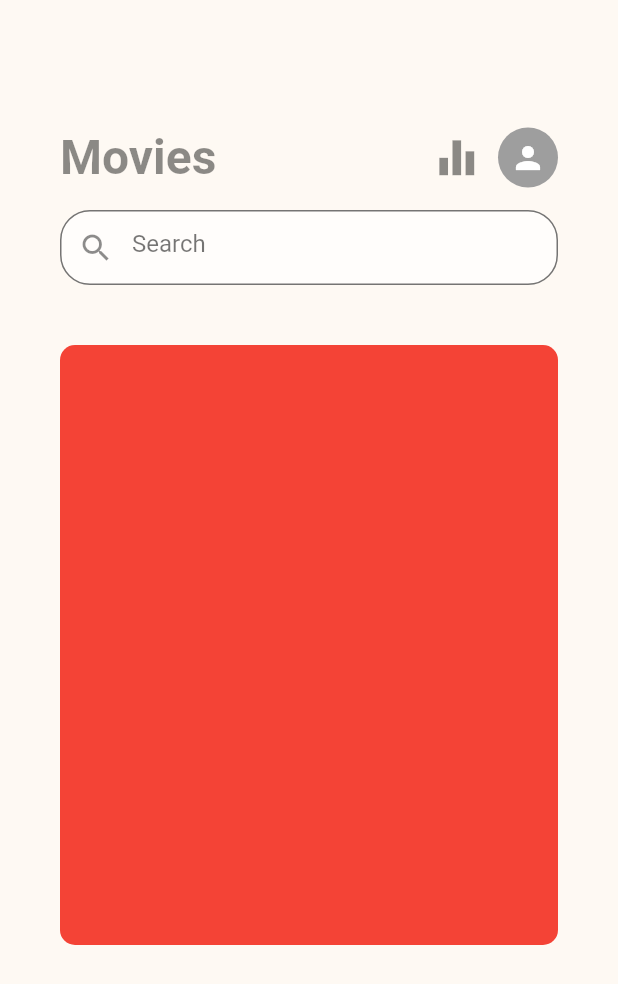
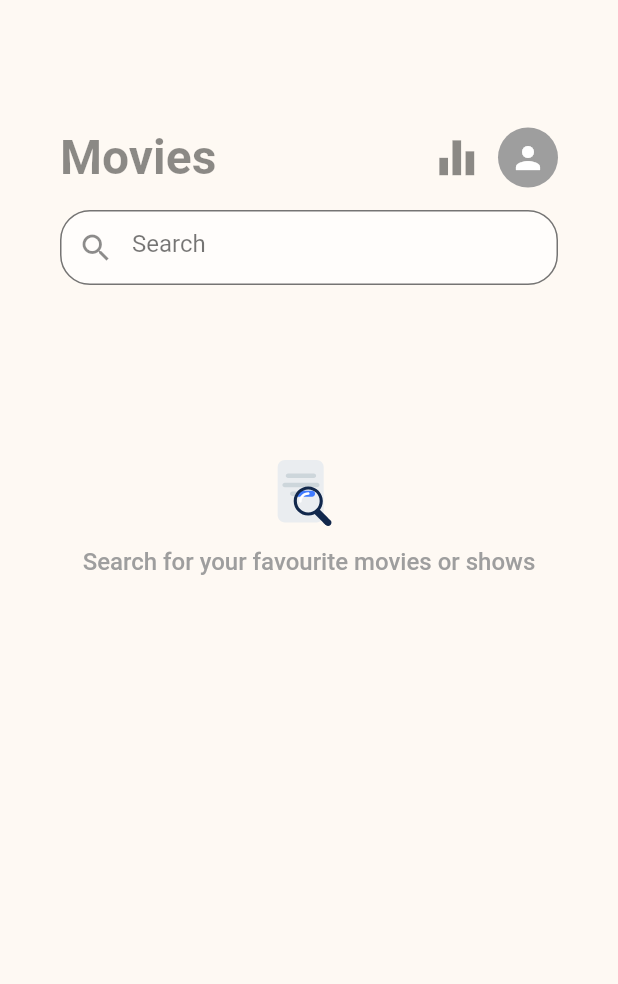
Before and after one commit to daveedson/movie_app_mvu_architecture, a Flutter app: the screen it shows after launch, on a phone screen of 412 x 824 dp. Shown: the top 984 px of the screen. Run offline on Flutter 3.47's test engine with Material 2 defaults, Android fonts, the phone set to English and light mode, and no system bars; our stand-ins replace equatable, flutter_riverpod, lottie.

Commit message:
designed search screen

```diff
--- a/movie_search_app/lib/features/search/presentation/view/search_screen.dart
+++ b/movie_search_app/lib/features/search/presentation/view/search_screen.dart
@@ -2,6 +2,7 @@
 
 import 'package:flutter/material.dart';
 import 'package:flutter_riverpod/flutter_riverpod.dart';
+import 'package:lottie/lottie.dart';
 
 class SearchScreen extends ConsumerWidget {
   @override
@@ -64,13 +65,15 @@ class SearchScreen extends ConsumerWidget {
                       hintText: 'Search'),
                 ),
               ),
-              SizedBox(height: 40.0),
-              Container(
-                height: 400.0,
-                width: double.infinity,
-                decoration: BoxDecoration(
-                    color: Colors.red,
-                    borderRadius: BorderRadius.all(Radius.circular(10.0))),
+              SizedBox(height: 100.0),
+              Lottie.asset("images/search.json"),
+              Text(
+                "Search for your favourite movies or shows",
+                style: TextStyle(
+                    color: Colors.grey,
+                    fontSize: 16.0,
+                    fontWeight: FontWeight.w500),
+                textAlign: TextAlign.center,
               )
             ],
           ),
@@ -79,3 +82,12 @@ class SearchScreen extends ConsumerWidget {
     );
   }
 }
+
+
+// Container(
+//                 height: 400.0,
+//                 width: double.infinity,
+//                 decoration: BoxDecoration(
+//                     color: Colors.red,
+//                     borderRadius: BorderRadius.all(Radius.circular(10.0))),
+//               )
--- a/movie_search_app/pubspec.yaml
+++ b/movie_search_app/pubspec.yaml
@@ -37,6 +37,8 @@ dependencies:
   # Use with the CupertinoIcons class for iOS style icons.
   cupertino_icons: ^1.0.2
   flutter_riverpod:
+  equatable: ^2.0.5
+  lottie: ^1.3.0
 
 dev_dependencies:
   flutter_test:
@@ -61,8 +63,8 @@ flutter:
   uses-material-design: true
 
   # To add assets to your application, add an assets section, like this:
-  # assets:
-  #   - images/a_dot_burr.jpeg
+  assets:
+     - images/
   #   - images/a_dot_ham.jpeg
 
   # An image asset can refer to one or more resolution-specific "variants", see
```
Also changed, not shown: movie_search_app/images/search.json (added, +1 -0 lines), movie_search_app/lib/features/details/presentation/view/details_screen.dart (added, +11 -0 lines), movie_search_app/lib/features/search/data/entities.dart (added, +32 -0 lines), movie_search_app/pubspec.lock.
